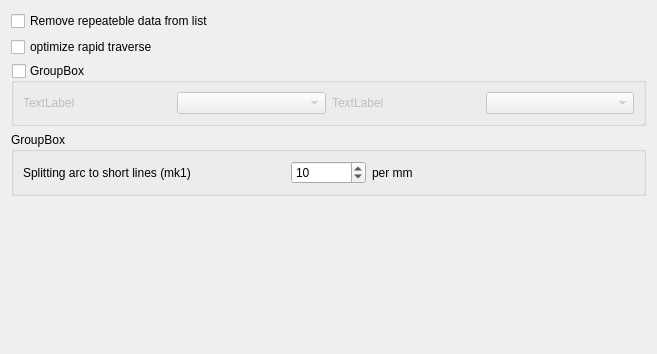
Above: sources/forms/sParser.ui from eduard-x/cnc-qt before the change. Below: the same form after it.
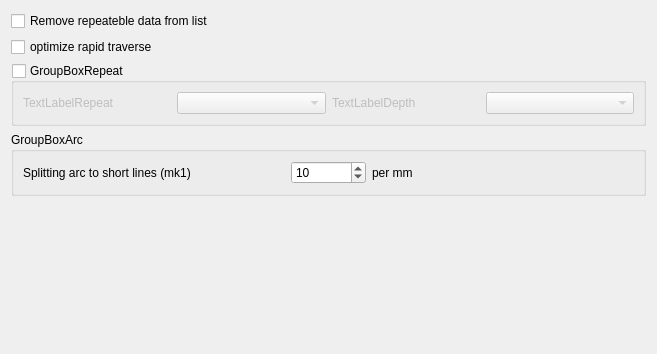
That is the form after the change.

Patch:
```diff
--- a/sources/forms/sParser.ui
+++ b/sources/forms/sParser.ui
@@ -43,7 +43,7 @@
       </sizepolicy>
      </property>
      <property name="title">
-      <string>GroupBox</string>
+      <string>GroupBoxArc</string>
      </property>
      <layout class="QGridLayout" name="gridLayout_33">
       <item row="0" column="0">
@@ -117,7 +117,7 @@
       </sizepolicy>
      </property>
      <property name="title">
-      <string>GroupBox</string>
+      <string>GroupBoxRepeat</string>
      </property>
      <property name="checkable">
       <bool>true</bool>
@@ -129,7 +129,7 @@
       <item row="0" column="0">
        <widget class="QLabel" name="labelRepeat">
         <property name="text">
-         <string>TextLabel</string>
+         <string>TextLabelRepeat</string>
         </property>
        </widget>
       </item>
@@ -139,7 +139,7 @@
       <item row="0" column="2">
        <widget class="QLabel" name="labelDepth">
         <property name="text">
-         <string>TextLabel</string>
+         <string>TextLabelDepth</string>
         </property>
        </widget>
       </item>
```
Left out of the diff: 30 changed lines with no effect on the pictures.
